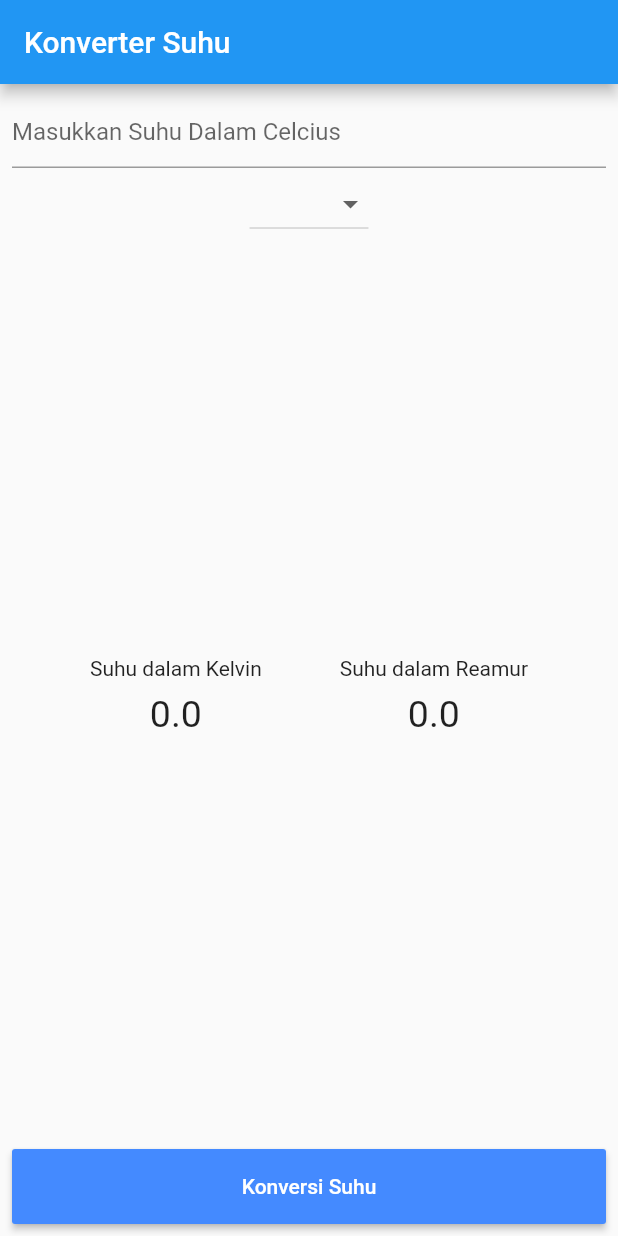
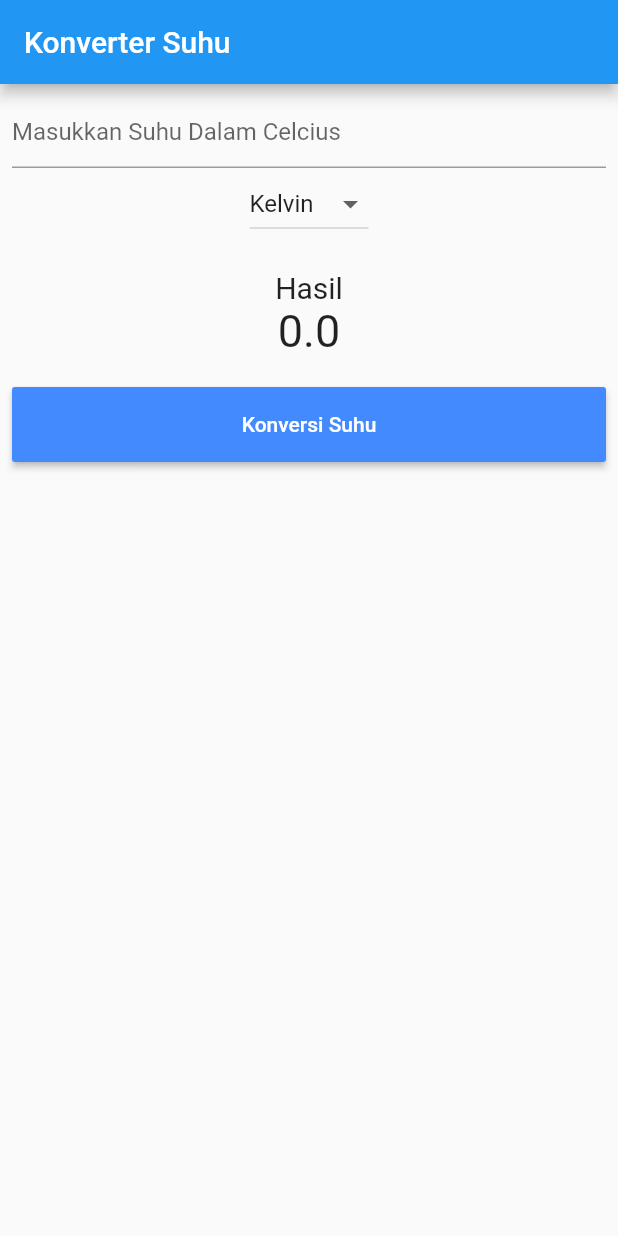
Before and after one commit to chafidhoturrochimah/flutter_statefull_map, a Flutter app: the screen it shows after launch, on a phone screen of 412 x 824 dp. Run offline on Flutter 3.47's test engine with Material 2 defaults, Android fonts, the phone set to English and light mode, and no system bars.

Commit message:
praktikum 1

```diff
--- a/lib/Input.dart
+++ b/lib/Input.dart
@@ -1,6 +1,5 @@
 import 'package:flutter/material.dart';
 import 'package:flutter/services.dart';
-
 class Input extends StatelessWidget {
   const Input({
     Key key,
--- a/lib/Result.dart
+++ b/lib/Result.dart
@@ -1,42 +1,73 @@
 import 'package:flutter/material.dart';
 
+//mengubah Result.dart sehingga memiliki tampilan dan hanya menerima 1 variabel.
 class Result extends StatelessWidget {
   const Result({
     Key key,
-    @required double kelvin,
-    @required double reamur,
-  }) : _kelvin = kelvin, _reamur = reamur, super(key: key);
+    @required this.result,
+  }) : super(key: key);
 
-  final double _kelvin;
-  final double _reamur;
+  final double result;
 
   @override
   Widget build(BuildContext context) {
-    return Expanded(
-      child: Row (
-        mainAxisAlignment: MainAxisAlignment.spaceEvenly,
-        children: <Widget> [
-          Column(
-            mainAxisAlignment: MainAxisAlignment.center,
-            children: <Widget> [
-              Text('Suhu dalam Kelvin',
-              style: TextStyle(height: 1.5)
-              ),
-              Text('$_kelvin', style: TextStyle(height: 1.5, fontSize:25),),
-            ],
+    return Container(
+      margin: EdgeInsets.only(top: 20, bottom: 20),
+      child: Column(
+        mainAxisAlignment: MainAxisAlignment.center,
+        children: [
+          Text(
+            "Hasil",
+            style: TextStyle(fontSize: 20),
           ),
-
-          Column(
-            mainAxisAlignment: MainAxisAlignment.center,
-            children: <Widget> [
-              Text('Suhu dalam Reamur',
-              style: TextStyle(height: 1.5)
-              ),
-              Text('$_reamur', style: TextStyle(height: 1.5, fontSize:25),),
-            ],
-          ),
+          Text(
+            result.toStringAsFixed(1),
+            style: TextStyle(fontSize: 30),
+          )
         ],
       ),
     );
+    // );
   }
 }
+
+// class Result extends StatelessWidget {
+//   const Result({
+//     Key key,
+//     @required double kelvin,
+//     @required double reamur,
+//   }) : _kelvin = kelvin, _reamur = reamur, super(key: key);
+
+//   final double _kelvin;
+//   final double _reamur;
+
+//   @override
+//   Widget build(BuildContext context) {
+//     return Expanded(
+//       child: Row (
+//         mainAxisAlignment: MainAxisAlignment.spaceEvenly,
+//         children: <Widget> [
+//           Column(
+//             mainAxisAlignment: MainAxisAlignment.center,
+//             children: <Widget> [
+//               Text('Suhu dalam Kelvin',
+//               style: TextStyle(height: 1.5)
+//               ),
+//               Text('$_kelvin', style: TextStyle(height: 1.5, fontSize:25),),
+//             ],
+//           ),
+
+//           Column(
+//             mainAxisAlignment: MainAxisAlignment.center,
+//             children: <Widget> [
+//               Text('Suhu dalam Reamur',
+//               style: TextStyle(height: 1.5)
+//               ),
+//               Text('$_reamur', style: TextStyle(height: 1.5, fontSize:25),),
+//             ],
+//           ),
+//         ],
+//       ),
+//     );
+//   }
+// }
--- a/lib/main.dart
+++ b/lib/main.dart
@@ -18,14 +18,23 @@ class _MyAppState extends State<MyApp> {
 
   //variabel berubah
   double _inputUser = 0;
-  double _kelvin = 0;
-  double _reamur = 0;
 
+  //mengeset nilai pada dropdown
+  String _newValue = "Kelvin";
+  double _result = 0;
+
+  //buat list
+  var listItem = {"Kelvin", "Reamur"};
+
+  //Fungsi perhitungan suhu perlu untuk diubah sehingga hanya memproses konversi sesuai
+  //dengan pilihan pengguna.
   void konversiSuhu() {
     setState(() {
       _inputUser = double.parse(etInput.text);
-      _kelvin = _inputUser + 273;
-      _reamur = _inputUser * (4 / 5);
+      if (_newValue == "Kelvin")
+        _result = _inputUser + 273;
+      else
+        _result = (4 / 5) * _inputUser;
     });
   }
 
@@ -45,21 +54,22 @@ class _MyAppState extends State<MyApp> {
           body: Container(
             margin: EdgeInsets.all(8),
             child: Column(
+              crossAxisAlignment: CrossAxisAlignment.center,
               children: [
                 Input(etInput: etInput),
-                DropdownButton(
-                  items: [
-                    DropdownMenuItem(
-                        value: "Kelvin",
-                        child: Container(child: Text("Kelvin"))),
-                    DropdownMenuItem(
-                        value: "Reamur",
-                        child: Container(child: Text("Reamur"))),
-                  ],
-                  value: null,
-                  onChanged: (String changeValue) {},
+                //ubah DropdownButton
+                DropdownButton<String>(
+                  items: listItem.map((String value) {
+                    return DropdownMenuItem<String>(
+                      value: value,
+                      child: Text(value),
+                    );
+                  }).toList(),
+                  // isi value dengan variabel _newValue.
+                  value: _newValue,
+                  onChanged: dropdownOnChanged,
                 ),
-                Result(kelvin: _kelvin, reamur: _reamur),
+                Result(result: _result,),
                 Convert(
                   konvertHandler: konversiSuhu,
                 ),
@@ -68,4 +78,9 @@ class _MyAppState extends State<MyApp> {
           ),
         ));
   }
+
+  //method dropdownOnChanged pada parameter value untuk mengubah pilihan pada dropdown.
+  void dropdownOnChanged(String changeValue) {
+    _newValue = changeValue;
+  }
 }
```
